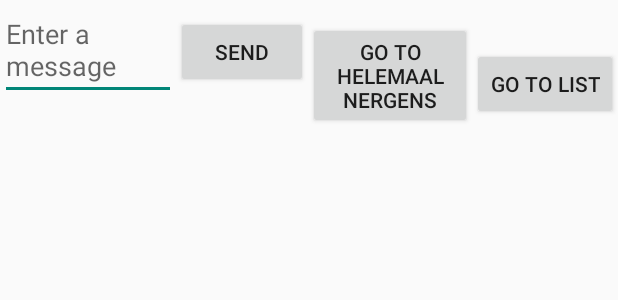
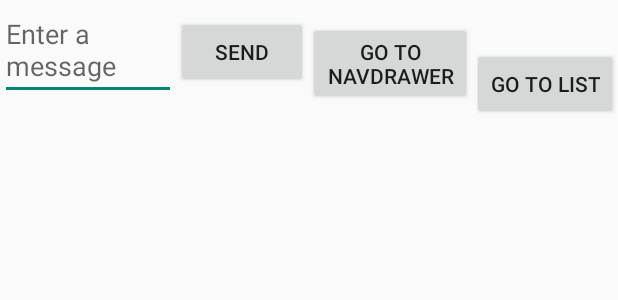
Before and after one commit to pyramid500/MyApplication, an Android app: the layout activity_main.xml on its own in the app's theme, with its tools: preview values and no code run, on a phone screen of 412 x 824 dp. Shown: the top 300 px of the screen. Run offline under Robolectric (Android 15) with nearby library versions, the light colour scheme and no system bars.

Commit message:
weer terug
weer terug ja gewoon weer terug

```diff
--- a/app/src/main/res/layout/activity_main.xml
+++ b/app/src/main/res/layout/activity_main.xml
@@ -26,7 +26,7 @@
     <Button
         android:layout_width="109dp"
         android:layout_height="wrap_content"
-        android:text="Go to helemaal nergens"
+        android:text="Go to NavDrawer"
         android:onClick="navdrawerLink"
 
         android:layout_alignTop="@+id/button"
```
